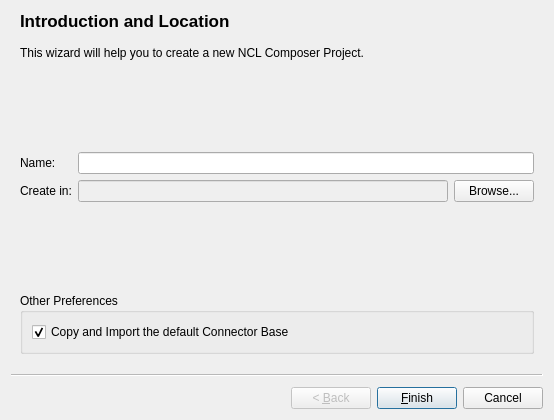
Before: the Qt Designer form composer-gui/ui/NewProjectWizard.ui in TeleMidia/nclcomposer, drawn with Qt 5.
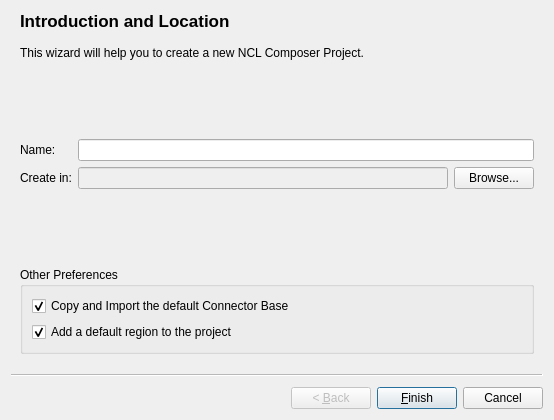
After: the same form once the commit is applied.

Commit message:
[gui] maint: Add an option to create a default region when creating a new project.
* include/ComposerMainWindow.h: Likewise. This commit implements feature #533.

* include/NewProjectWizard.h: Likewise.
* src/ComposerMainWindow.cpp: Likewise.
* src/NewProjectWizard.cpp: Likewise.
* ui/NewProjectWizard.ui: Likewise.

The edit to the form file:
```diff
--- a/composer-gui/ui/NewProjectWizard.ui
+++ b/composer-gui/ui/NewProjectWizard.ui
@@ -77,6 +77,16 @@
          </property>
         </widget>
        </item>
+       <item>
+        <widget class="QCheckBox" name="checkBox_AddDefaultRegion">
+         <property name="text">
+          <string>Add a default region to the project</string>
+         </property>
+         <property name="checked">
+          <bool>true</bool>
+         </property>
+        </widget>
+       </item>
       </layout>
      </widget>
     </item>
```
The commit also changes 4 other files.
